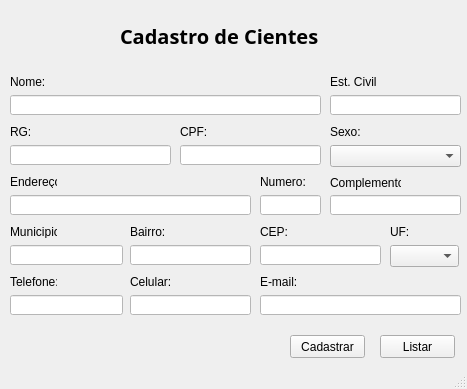
The window that tela_cadastro_cliente.ui (saulovictor/Sistema) describes before a commit, drawn with Qt 5.
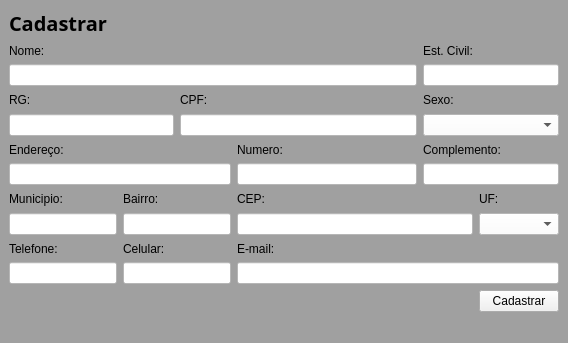
The same window after the commit.

Diff of the .ui file:
```diff
--- a/tela_cadastro_cliente.ui
+++ b/tela_cadastro_cliente.ui
@@ -6,243 +6,203 @@
    <rect>
     <x>0</x>
     <y>0</y>
-    <width>467</width>
-    <height>389</height>
+    <width>568</width>
+    <height>343</height>
    </rect>
   </property>
   <property name="windowTitle">
    <string>Cadastro</string>
   </property>
+  <property name="styleSheet">
+   <string notr="true">background-color: rgb(160, 160, 160);
+</string>
+  </property>
   <widget class="QWidget" name="centralwidget">
-   <widget class="QPushButton" name="pushButton">
-    <property name="geometry">
-     <rect>
-      <x>290</x>
-      <y>335</y>
-      <width>75</width>
-      <height>23</height>
-     </rect>
-    </property>
+   <layout class="QGridLayout" name="gridLayout">
+    <item row="10" column="2" colspan="2">
+     <widget class="QLineEdit" name="lineEdit_16">
     <property name="styleSheet">
-     <string notr="true">background-color: rgb(240, 240, 240);</string>
-    </property>
+       <string notr="true">background-color: rgb(255, 255, 255);</string>
+      </property>
+     </widget>
+    </item>
+    <item row="7" column="0">
+     <widget class="QLabel" name="label_14">
     <property name="text">
-     <string>Cadastrar</string>
-    </property>
-   </widget>
-   <widget class="QLabel" name="label_15">
-    <property name="geometry">
-     <rect>
-      <x>130</x>
-      <y>225</y>
-      <width>47</width>
-      <height>13</height>
-     </rect>
-    </property>
+       <string>Municipio:</string>
+      </property>
+     </widget>
+    </item>
+    <item row="7" column="6">
+     <widget class="QLabel" name="label_10">
     <property name="text">
-     <string>Bairro:</string>
-    </property>
-   </widget>
+       <string>UF:</string>
+      </property>
+     </widget>
+    </item>
+    <item row="4" column="5" colspan="2">
    <widget class="QComboBox" name="comboBox_2">
-    <property name="geometry">
-     <rect>
-      <x>330</x>
-      <y>145</y>
-      <width>131</width>
-      <height>22</height>
-     </rect>
-    </property>
-   </widget>
-   <widget class="QLabel" name="label_18">
-    <property name="geometry">
-     <rect>
-      <x>10</x>
-      <y>275</y>
-      <width>47</width>
-      <height>13</height>
-     </rect>
-    </property>
-    <property name="text">
-     <string>Telefone:</string>
-    </property>
-   </widget>
-   <widget class="QLabel" name="label">
-    <property name="geometry">
-     <rect>
-      <x>120</x>
-      <y>15</y>
-      <width>231</width>
-      <height>41</height>
-     </rect>
-    </property>
-    <property name="font">
-     <font>
-      <family>Arial Black</family>
-      <pointsize>15</pointsize>
-      <weight>75</weight>
-      <italic>false</italic>
-      <bold>true</bold>
-     </font>
-    </property>
-    <property name="text">
-     <string>Cadastro de Cientes</string>
-    </property>
-   </widget>
-   <widget class="QPushButton" name="pushButton_2">
-    <property name="geometry">
-     <rect>
-      <x>380</x>
-      <y>335</y>
-      <width>75</width>
-      <height>23</height>
-     </rect>
-    </property>
+      <property name="styleSheet">
+       <string notr="true">background-color: rgb(255, 255, 255);</string>
+      </property>
+     </widget>
+    </item>
+    <item row="2" column="5" colspan="2">
+     <widget class="QLineEdit" name="lineEdit_3">
     <property name="styleSheet">
-     <string notr="true">background-color: rgb(240, 240, 240);</string>
-    </property>
-    <property name="text">
-     <string>Listar</string>
-    </property>
-   </widget>
-   <widget class="QLabel" name="label_5">
-    <property name="geometry">
-     <rect>
-      <x>10</x>
-      <y>125</y>
-      <width>47</width>
-      <height>13</height>
-     </rect>
-    </property>
-    <property name="text">
-     <string>RG:</string>
-    </property>
-   </widget>
+       <string notr="true">background-color: rgb(255, 255, 255);</string>
+      </property>
+     </widget>
+    </item>
+    <item row="1" column="0">
    <widget class="QLabel" name="label_2">
-    <property name="geometry">
-     <rect>
-      <x>10</x>
-      <y>75</y>
-      <width>47</width>
-      <height>13</height>
-     </rect>
-    </property>
     <property name="text">
      <string>Nome:</string>
     </property>
    </widget>
-   <widget class="QLabel" name="label_14">
-    <property name="geometry">
-     <rect>
-      <x>10</x>
-      <y>225</y>
-      <width>47</width>
-      <height>13</height>
-     </rect>
-    </property>
-    <property name="text">
-     <string>Municipio:</string>
-    </property>
-   </widget>
-   <widget class="QLabel" name="label_16">
-    <property name="geometry">
-     <rect>
-      <x>260</x>
-      <y>225</y>
-      <width>47</width>
-      <height>13</height>
-     </rect>
-    </property>
-    <property name="text">
-     <string>CEP:</string>
-    </property>
-   </widget>
-   <widget class="QLabel" name="label_3">
-    <property name="geometry">
-     <rect>
-      <x>330</x>
-      <y>125</y>
-      <width>47</width>
-      <height>13</height>
-     </rect>
-    </property>
-    <property name="text">
-     <string>Sexo:</string>
-    </property>
-   </widget>
+    </item>
+    <item row="8" column="0" colspan="2">
    <widget class="QLineEdit" name="lineEdit_12">
-    <property name="geometry">
-     <rect>
-      <x>10</x>
-      <y>245</y>
-      <width>113</width>
-      <height>20</height>
-     </rect>
-    </property>
+      <property name="styleSheet">
+       <string notr="true">background-color: rgb(255, 255, 255);</string>
+      </property>
+     </widget>
+    </item>
+    <item row="5" column="4">
+     <widget class="QLabel" name="label_12">
+      <property name="text">
+       <string>Numero:</string>
+      </property>
+     </widget>
+    </item>
+    <item row="9" column="4">
+     <widget class="QLabel" name="label_20">
+      <property name="text">
+       <string>E-mail:</string>
+      </property>
+     </widget>
+    </item>
+    <item row="5" column="5" colspan="2">
+     <widget class="QLabel" name="label_13">
+      <property name="text">
+       <string>Complemento:</string>
+      </property>
+     </widget>
+    </item>
+    <item row="3" column="0">
+     <widget class="QLabel" name="label_5">
+      <property name="text">
+       <string>RG:</string>
+      </property>
+     </widget>
+    </item>
+    <item row="8" column="4" colspan="2">
+     <widget class="QLineEdit" name="lineEdit_14">
     <property name="styleSheet">
      <string notr="true">background-color: rgb(255, 255, 255);</string>
     </property>
    </widget>
+    </item>
+    <item row="6" column="0" colspan="4">
    <widget class="QLineEdit" name="lineEdit_9">
-    <property name="geometry">
-     <rect>
-      <x>10</x>
-      <y>195</y>
-      <width>241</width>
-      <height>20</height>
-     </rect>
-    </property>
     <property name="styleSheet">
      <string notr="true">background-color: rgb(255, 255, 255);</string>
     </property>
    </widget>
+    </item>
+    <item row="4" column="3" colspan="2">
    <widget class="QLineEdit" name="lineEdit_5">
-    <property name="geometry">
-     <rect>
-      <x>180</x>
-      <y>145</y>
-      <width>141</width>
-      <height>20</height>
-     </rect>
-    </property>
+      <property name="styleSheet">
+       <string notr="true">background-color: rgb(255, 255, 255);</string>
+      </property>
+     </widget>
+    </item>
+    <item row="8" column="6">
+     <widget class="QComboBox" name="comboBox">
     <property name="styleSheet">
      <string notr="true">background-color: rgb(255, 255, 255);</string>
     </property>
    </widget>
+    </item>
+    <item row="8" column="2" colspan="2">
    <widget class="QLineEdit" name="lineEdit_13">
-    <property name="geometry">
-     <rect>
-      <x>130</x>
-      <y>245</y>
-      <width>121</width>
-      <height>20</height>
-     </rect>
-    </property>
+      <property name="styleSheet">
+       <string notr="true">background-color: rgb(255, 255, 255);</string>
+      </property>
+     </widget>
+    </item>
+    <item row="1" column="5">
+     <widget class="QLabel" name="label_4">
+      <property name="text">
+       <string>Est. Civil:</string>
+      </property>
+     </widget>
+    </item>
+    <item row="7" column="4">
+     <widget class="QLabel" name="label_16">
+      <property name="text">
+       <string>CEP:</string>
+      </property>
+     </widget>
+    </item>
+    <item row="3" column="5">
+     <widget class="QLabel" name="label_3">
+      <property name="text">
+       <string>Sexo:</string>
+      </property>
+     </widget>
+    </item>
+    <item row="10" column="0" colspan="2">
+     <widget class="QLineEdit" name="lineEdit_15">
     <property name="styleSheet">
      <string notr="true">background-color: rgb(255, 255, 255);</string>
     </property>
    </widget>
-   <widget class="QLabel" name="label_11">
-    <property name="geometry">
-     <rect>
-      <x>10</x>
-      <y>175</y>
-      <width>47</width>
-      <height>13</height>
-     </rect>
-    </property>
+    </item>
+    <item row="4" column="0" colspan="3">
+     <widget class="QLineEdit" name="lineEdit_4">
+      <property name="styleSheet">
+       <string notr="true">background-color: rgb(255, 255, 255);</string>
+      </property>
+     </widget>
+    </item>
+    <item row="6" column="4">
+     <widget class="QLineEdit" name="lineEdit_10">
+      <property name="styleSheet">
+       <string notr="true">background-color: rgb(255, 255, 255);</string>
+      </property>
+     </widget>
+    </item>
+    <item row="9" column="0">
+     <widget class="QLabel" name="label_18">
     <property name="text">
-     <string>Endereço:</string>
-    </property>
-   </widget>
+       <string>Telefone:</string>
+      </property>
+     </widget>
+    </item>
+    <item row="3" column="3">
+     <widget class="QLabel" name="label_6">
+      <property name="text">
+       <string>CPF:</string>
+      </property>
+     </widget>
+    </item>
+    <item row="7" column="2">
+     <widget class="QLabel" name="label_15">
+      <property name="text">
+       <string>Bairro:</string>
+      </property>
+     </widget>
+    </item>
+    <item row="6" column="5" colspan="2">
+     <widget class="QLineEdit" name="lineEdit_11">
+      <property name="styleSheet">
+       <string notr="true">background-color: rgb(255, 255, 255);</string>
+      </property>
+     </widget>
+    </item>
+    <item row="2" column="0" colspan="5">
    <widget class="QLineEdit" name="lineEdit">
-    <property name="geometry">
-     <rect>
-      <x>10</x>
-      <y>95</y>
-      <width>311</width>
-      <height>20</height>
-     </rect>
-    </property>
     <property name="styleSheet">
      <string notr="true">background-color: rgb(255, 255, 255);</string>
     </property>
@@ -256,211 +216,55 @@
      <bool>false</bool>
     </property>
    </widget>
-   <widget class="QLabel" name="label_6">
-    <property name="geometry">
-     <rect>
-      <x>180</x>
-      <y>125</y>
-      <width>47</width>
-      <height>13</height>
-     </rect>
-    </property>
-    <property name="text">
-     <string>CPF:</string>
-    </property>
-   </widget>
-   <widget class="QLineEdit" name="lineEdit_10">
-    <property name="geometry">
-     <rect>
-      <x>260</x>
-      <y>195</y>
-      <width>61</width>
-      <height>20</height>
-     </rect>
-    </property>
-    <property name="styleSheet">
-     <string notr="true">background-color: rgb(255, 255, 255);</string>
-    </property>
-   </widget>
-   <widget class="QComboBox" name="comboBox">
-    <property name="geometry">
-     <rect>
-      <x>390</x>
-      <y>245</y>
-      <width>69</width>
-      <height>22</height>
-     </rect>
-    </property>
-   </widget>
-   <widget class="QLabel" name="label_12">
-    <property name="geometry">
-     <rect>
-      <x>260</x>
-      <y>175</y>
-      <width>47</width>
-      <height>13</height>
-     </rect>
-    </property>
-    <property name="text">
-     <string>Numero:</string>
-    </property>
-   </widget>
-   <widget class="QLineEdit" name="lineEdit_15">
-    <property name="geometry">
-     <rect>
-      <x>10</x>
-      <y>295</y>
-      <width>113</width>
-      <height>20</height>
-     </rect>
-    </property>
-    <property name="styleSheet">
-     <string notr="true">background-color: rgb(255, 255, 255);</string>
-    </property>
-   </widget>
-   <widget class="QLineEdit" name="lineEdit_14">
-    <property name="geometry">
-     <rect>
-      <x>260</x>
-      <y>245</y>
-      <width>121</width>
-      <height>20</height>
-     </rect>
-    </property>
-    <property name="styleSheet">
-     <string notr="true">background-color: rgb(255, 255, 255);</string>
-    </property>
-   </widget>
+    </item>
+    <item row="10" column="4" colspan="3">
    <widget class="QLineEdit" name="lineEdit_17">
-    <property name="geometry">
-     <rect>
-      <x>260</x>
-      <y>295</y>
-      <width>201</width>
-      <height>20</height>
-     </rect>
-    </property>
     <property name="styleSheet">
      <string notr="true">background-color: rgb(255, 255, 255);</string>
     </property>
    </widget>
-   <widget class="QLineEdit" name="lineEdit_16">
-    <property name="geometry">
-     <rect>
-      <x>130</x>
-      <y>295</y>
-      <width>121</width>
-      <height>20</height>
-     </rect>
-    </property>
-    <property name="styleSheet">
-     <string notr="true">background-color: rgb(255, 255, 255);</string>
-    </property>
-   </widget>
-   <widget class="QLineEdit" name="lineEdit_11">
-    <property name="geometry">
-     <rect>
-      <x>330</x>
-      <y>195</y>
-      <width>131</width>
-      <height>20</height>
-     </rect>
-    </property>
-    <property name="styleSheet">
-     <string notr="true">background-color: rgb(255, 255, 255);</string>
-    </property>
-   </widget>
-   <widget class="QLineEdit" name="lineEdit_3">
-    <property name="geometry">
-     <rect>
-      <x>330</x>
-      <y>95</y>
-      <width>131</width>
-      <height>20</height>
-     </rect>
-    </property>
-    <property name="styleSheet">
-     <string notr="true">background-color: rgb(255, 255, 255);</string>
-    </property>
-   </widget>
-   <widget class="QLabel" name="label_10">
-    <property name="geometry">
-     <rect>
-      <x>390</x>
-      <y>225</y>
-      <width>47</width>
-      <height>13</height>
-     </rect>
-    </property>
+    </item>
+    <item row="5" column="0">
+     <widget class="QLabel" name="label_11">
     <property name="text">
-     <string>UF:</string>
-    </property>
-   </widget>
-   <widget class="QLabel" name="label_4">
-    <property name="geometry">
-     <rect>
-      <x>330</x>
-      <y>75</y>
-      <width>47</width>
-      <height>13</height>
-     </rect>
-    </property>
-    <property name="text">
-     <string>Est. Civil:</string>
-    </property>
-   </widget>
-   <widget class="QLineEdit" name="lineEdit_4">
-    <property name="geometry">
-     <rect>
-      <x>10</x>
-      <y>145</y>
-      <width>161</width>
-      <height>20</height>
-     </rect>
-    </property>
-    <property name="styleSheet">
-     <string notr="true">background-color: rgb(255, 255, 255);</string>
-    </property>
-   </widget>
-   <widget class="QLabel" name="label_20">
-    <property name="geometry">
-     <rect>
-      <x>260</x>
-      <y>275</y>
-      <width>47</width>
-      <height>13</height>
-     </rect>
-    </property>
-    <property name="text">
-     <string>E-mail:</string>
-    </property>
-   </widget>
-   <widget class="QLabel" name="label_13">
-    <property name="geometry">
-     <rect>
-      <x>330</x>
-      <y>175</y>
-      <width>71</width>
-      <height>16</height>
-     </rect>
-    </property>
-    <property name="text">
-     <string>Complemento:</string>
-    </property>
-   </widget>
+       <string>Endereço:</string>
+      </property>
+     </widget>
+    </item>
+    <item row="9" column="2">
    <widget class="QLabel" name="label_19">
-    <property name="geometry">
-     <rect>
-      <x>130</x>
-      <y>275</y>
-      <width>47</width>
-      <height>13</height>
-     </rect>
-    </property>
     <property name="text">
      <string>Celular:</string>
     </property>
    </widget>
+    </item>
+    <item row="11" column="6">
+     <widget class="QPushButton" name="pushButton">
+      <property name="styleSheet">
+       <string notr="true">background-color: rgb(240, 240, 240);</string>
+      </property>
+      <property name="text">
+       <string>Cadastrar</string>
+      </property>
+     </widget>
+    </item>
+    <item row="0" column="0" colspan="2">
+     <widget class="QLabel" name="label">
+      <property name="font">
+       <font>
+        <family>Arial Black</family>
+        <pointsize>15</pointsize>
+        <weight>75</weight>
+        <italic>false</italic>
+        <bold>true</bold>
+       </font>
+      </property>
+      <property name="text">
+       <string>Cadastrar</string>
+      </property>
+     </widget>
+    </item>
+   </layout>
   </widget>
   <widget class="QStatusBar" name="statusbar"/>
  </widget>
```
Lines whose indentation alone changed are shown as unchanged.
